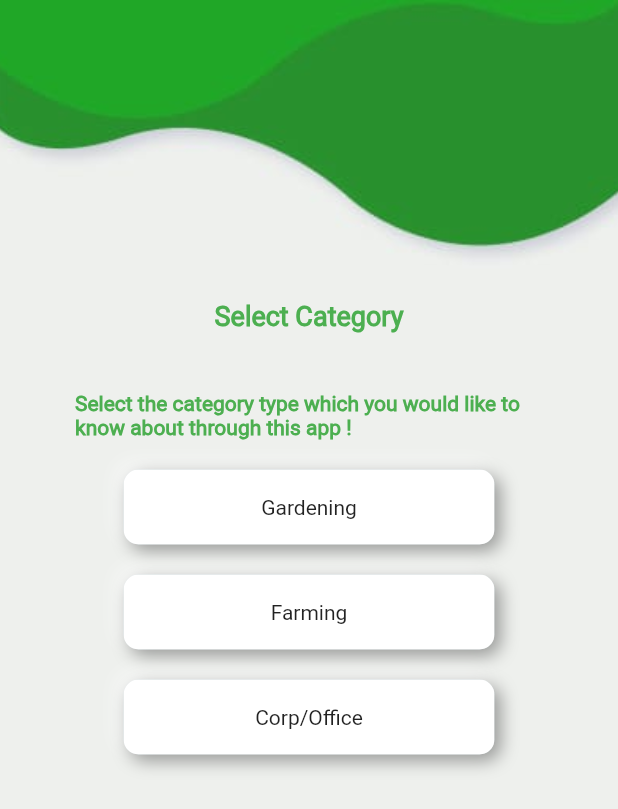
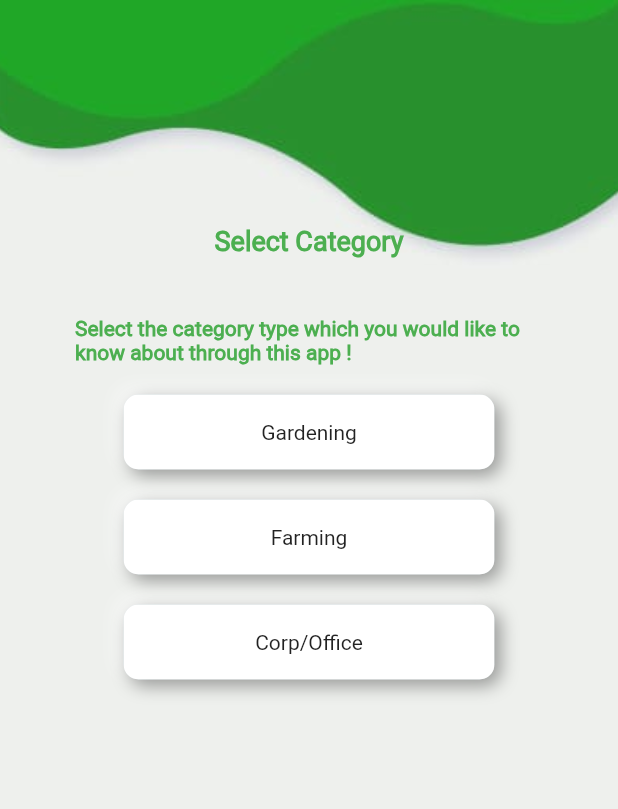
Before and after one commit to growlah/grow_local_eat_local, a Flutter app: the OnBoardingScreen screen opened directly, on a phone screen of 412 x 824 dp. Shown: the top 809 px of the screen. Run offline on Flutter 3.47's test engine with Material 2 defaults, Android fonts, the light colour scheme and no system bars; drawn by our look-alikes of flutter_neumorphic; our stand-ins replace camera, chewie, firebase_auth, fluttertoast, image_picker, video_player; missing offline and left inert: arcore_flutter_plugin; accounts and stored records are empty; Roboto replaces fonts that are missing (RobotoRegular).

Commit message:
issues fixed

```diff
--- a/lib/view/authentication.dart
+++ b/lib/view/authentication.dart
@@ -43,7 +43,7 @@
         Scaffold(
           backgroundColor: Colors.transparent,
           body: SingleChildScrollView(
-            physics: NeverScrollableScrollPhysics(),
+            physics: AlwaysScrollableScrollPhysics(),
             scrollDirection: Axis.vertical,
             child: Container(
               child: Column(
--- a/lib/view/on_boarding.dart
+++ b/lib/view/on_boarding.dart
@@ -37,14 +37,16 @@
         AppConfig.bgWave(context),
         Scaffold(
           backgroundColor: Colors.transparent,
-          resizeToAvoidBottomPadding: false,
-          body: Container(
+          body: SingleChildScrollView(
+            physics:AlwaysScrollableScrollPhysics(),
+            scrollDirection: Axis.vertical,
+            child: Container(
               child: Column(
                 crossAxisAlignment: CrossAxisAlignment.center,
                 children: <Widget>[
                   // AppConfig.clippedPath(context),
                   Padding(
-                  padding: const EdgeInsets.only(top:200.0),
+                    padding: const EdgeInsets.only(top:150.0),
                     child: Text('Select Category',style: TextStyle(color: Colors.green,fontSize: 18.0,
                         fontWeight: FontWeight.bold, fontFamily:AppConfig.roboto,),),
                   ),
@@ -71,7 +73,7 @@
                               });
                             },
                             child: Padding(
-                            padding: const EdgeInsets.only(top:20.0),
+                              padding:  EdgeInsets.only(top:20.0,bottom:index==2?20:0),
                               child: Neumorphic(
                                 style: NeumorphicStyle(
                                   depth: 8,
@@ -96,7 +98,7 @@
                           builder: (context)=>HomeScreen()
                       ));
                     },
-                  child: Padding(padding: const EdgeInsets.only(top:100.0),
+                    child: Padding(padding: const EdgeInsets.only(top:100.0,bottom: 20.0),
                       child: Center(
                         child: Container(
                           height: 50.0,
@@ -115,6 +117,7 @@
                 ],
               ),
             ),
+          ),
         )
       ],
     );
```
Also changed, not shown: lib/view/chat_bot.dart (+26 -77 lines), lib/view/home_screen.dart (+21 -20 lines). Lines whose indentation alone changed are shown as unchanged.
